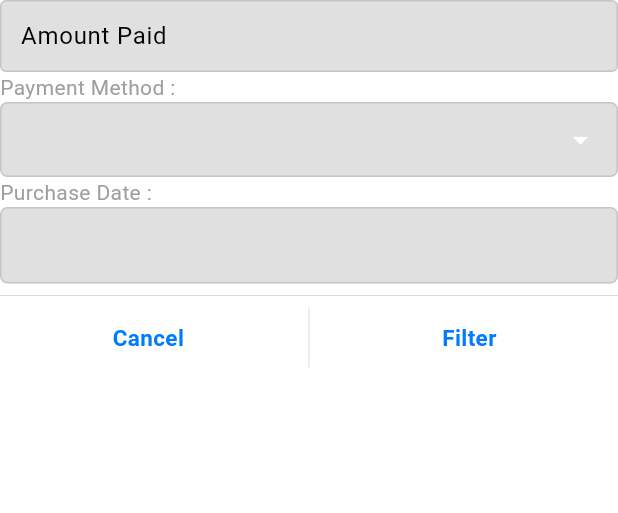
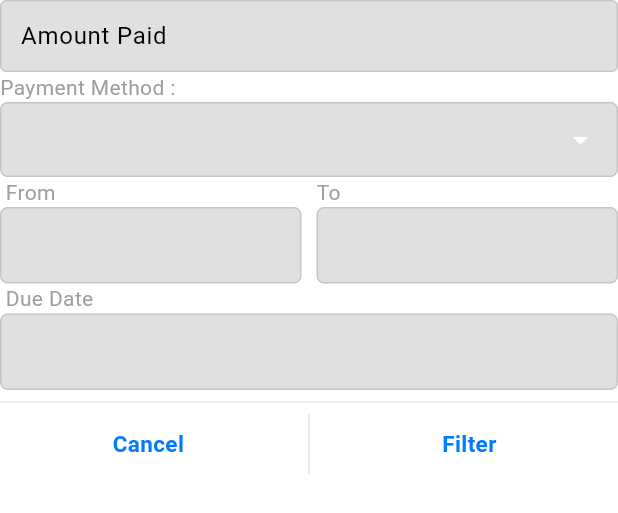
Before and after one commit to Lamintan5/TallyApp, a Flutter app: the DialogFilterPurchases widget shown alone on an empty page, opened directly with empty values, on a phone screen of 412 x 824 dp. Shown: the top 513 px of the screen. Run offline on Flutter 3.47's test engine with Material 3 defaults, Android fonts, the phone set to English and light mode, and no system bars; our stand-ins replace animated_toggle_switch, audioplayers, badges, cached_network_image, camera, carousel_slider and 25 more; missing offline and left inert: encrypt, mobile_scanner, onesignal_flutter, qr_scanner_overlay; accounts and stored records are empty; network calls fail.

Commit message:
filter from to

```diff
--- a/lib/Widget/dialogs/filters/dialog_filter_purchases.dart
+++ b/lib/Widget/dialogs/filters/dialog_filter_purchases.dart
@@ -35,12 +35,14 @@ class _DialogFilterPurchasesState extends State<DialogFilterPurchases> {
 
   String? type;
   String purchaserUid = "";
-  String pDate = "";
+  String fDate = "";
+  String tDate = "";
   String dDate = "";
   String pTime = "";
 
   DateTime _dateTime = DateTime.now();
-  DateTime _purchaseDate = DateTime.now();
+  DateTime _fromDate = DateTime.now();
+  DateTime _toDate = DateTime.now();
 
   _getData(){
     _user = myUsers.map((jsonString) => UserModel.fromJson(json.decode(jsonString))).toList();
@@ -70,8 +72,8 @@ class _DialogFilterPurchasesState extends State<DialogFilterPurchases> {
         ? Colors.white
         : Colors.black;
 
-    final hours = _purchaseDate.hour.toString().padLeft(2, '0');
-    final minutes = _purchaseDate.minute.toString().padLeft(2, '0');
+    final hours = _fromDate.hour.toString().padLeft(2, '0');
+    final minutes = _fromDate.minute.toString().padLeft(2, '0');
     return Form(
       key: formKey,
       autovalidateMode: AutovalidateMode.onUserInteraction,
@@ -121,12 +123,11 @@ class _DialogFilterPurchasesState extends State<DialogFilterPurchases> {
               Expanded(
                 child: Column(
                   crossAxisAlignment: CrossAxisAlignment.start,
-                  mainAxisSize: MainAxisSize.min,
                   children: [
-                    Text("Purchase Date :", style: TextStyle(color: secondaryColor),),
+                    Text(" From", style: TextStyle(color: secondaryColor),),
                     InkWell(
                       onTap: (){
-                        _showSaleDatePicker();
+                        _showFromDatePicker();
                       },
                       child: Container(
                         width: double.infinity,
@@ -139,90 +140,64 @@ class _DialogFilterPurchasesState extends State<DialogFilterPurchases> {
                                 color: color1
                             )
                         ),
-                        child: Text(pDate==""?"":DateFormat.yMMMd().format(DateTime.parse(pDate)), style: TextStyle(fontSize: 13),),
+                        child: Text(fDate==""?"":DateFormat.yMMMd().format(DateTime.parse(fDate)), style: TextStyle( fontSize: 13),),
                       ),
                     ),
                   ],
                 ),
               ),
-              // SizedBox(width: 10,),
-              // Expanded(
-              //     crossAxisAlignment: CrossAxisAlignment.start,
-              //     mainAxisSize: MainAxisSize.min,
-              //     children: [
-              //       Text("Time :", style: TextStyle(color: secondaryColor),),
-              //       InkWell(
-              //         onTap: ()async{
-              //   child: Column(
-              //           final time =await pickTime();
-              //           if(time==null){
-              //             return;
-              //           } else {
-              //             final newDateTime = DateTime(
-              //                 _purchaseDate.year,
-              //                 _purchaseDate.month,
-              //                 _purchaseDate.day,
-              //                 time.hour,
-              //                 time.minute
-              //             );
-              //             setState(() {
-              //               _purchaseDate = newDateTime;
-              //               pTime = '${newDateTime.hour.toString().padLeft(2, '0')}:${newDateTime.minute.toString().padLeft(2, '0')}';
-              //             });
-              //           }
-              //         },
-              //         child: Container(
-              //           width: double.infinity,
-              //           padding: EdgeInsets.symmetric(horizontal: 12, vertical: 15),
-              //           decoration: BoxDecoration(
-              //               color: color1,
-              //               borderRadius: BorderRadius.circular(5),
-              //               border: Border.all(
-              //                   width: 1,
-              //                   color: color1
-              //               )
-              //           ),
-              //           child: Text(pTime, style: TextStyle(fontSize: 13),),
-              //         ),
-              //       ),
-              //     ],
-              //   ),
-              // ),
-              SizedBox(width: widget.from == "PAYABLE"?10:0,),
-              widget.from == "PAYABLE"?Expanded(
+              SizedBox(width: 10,),
+              Expanded(
                 child: Column(
                   crossAxisAlignment: CrossAxisAlignment.start,
-                  mainAxisSize: MainAxisSize.min,
                   children: [
-                      Text('Due Date', style: TextStyle(color: secondaryColor),),
-                     InkWell(
-                      onTap: _showDatePicker,
+                    Text("To", style: TextStyle(color: secondaryColor),),
+                    InkWell(
+                      onTap: (){
+                        _showToDatePicker();
+                      },
                       child: Container(
-                        padding: EdgeInsets.symmetric(vertical: 12, horizontal: 10),
+                        width: double.infinity,
+                        padding: EdgeInsets.symmetric(horizontal: 12, vertical: 15),
                         decoration: BoxDecoration(
                             color: color1,
                             borderRadius: BorderRadius.circular(5),
                             border: Border.all(
-                                color: color1,
-                                width: 1
+                                width: 1,
+                                color: color1
                             )
                         ),
-                        child: Row(
-                          children: [
-                            Expanded(
-                                child: Text(
-                                    dDate==""?"":DateFormat.yMMMd().format(DateTime.parse(dDate))
-                                )
-                            ),
-                            LineIcon.calendar(),
-
-                          ],
-                        ),
+                        child: Text(tDate==""?"":DateFormat.yMMMd().format(DateTime.parse(tDate)), style: TextStyle( fontSize: 13),),
                       ),
-                    ) ,
+                    ),
                   ],
                 ),
-              ): SizedBox()
+              ),
+            ],
+          ),
+          widget.from=="PURCHASE"? SizedBox() : SizedBox(width: 5,),
+          widget.from=="PURCHASE"? SizedBox() : Column(
+            crossAxisAlignment: CrossAxisAlignment.start,
+            children: [
+              Text(" Due Date", style: TextStyle(color: secondaryColor),),
+              InkWell(
+                onTap: (){
+                  _showDueDatePicker();
+                },
+                child: Container(
+                  width: double.infinity,
+                  padding: EdgeInsets.symmetric(horizontal: 12, vertical: 15),
+                  decoration: BoxDecoration(
+                      color: color1,
+                      borderRadius: BorderRadius.circular(5),
+                      border: Border.all(
+                          width: 1,
+                          color: color1
+                      )
+                  ),
+                  child: Text(dDate==""?"":DateFormat.yMMMd().format(DateTime.parse(dDate)), style: TextStyle( fontSize: 13),),
+                ),
+              ),
             ],
           ),
           _user.isEmpty ? SizedBox() :  Text('Purchaser :', style: TextStyle(color: secondaryColor),),
@@ -264,7 +239,8 @@ class _DialogFilterPurchasesState extends State<DialogFilterPurchases> {
               widget.filter(
                   _bprice.text.toString()==""?0.0:double.parse(_bprice.text.toString()),
                   type==null?"":type,
-                  pDate,
+                  fDate,
+                  tDate,
                   dDate,
                   purchaserUid
               );
@@ -277,12 +253,12 @@ class _DialogFilterPurchasesState extends State<DialogFilterPurchases> {
   }
   Future<TimeOfDay?> pickTime() => showTimePicker(
     context: context,
-    initialTime: TimeOfDay(hour: _purchaseDate.hour, minute: _purchaseDate.minute),
+    initialTime: TimeOfDay(hour: _fromDate.hour, minute: _fromDate.minute),
   );
-  void _showDatePicker(){
+  void _showDueDatePicker(){
     showDatePicker(
       context: context,
-      initialDate: _dateTime.isBefore(justToday)? DateTime.now() :  _dateTime,
+      initialDate: _fromDate,
       firstDate: DateTime(2000),
       lastDate: DateTime(2100),
     ).then((value) {
@@ -292,16 +268,33 @@ class _DialogFilterPurchasesState extends State<DialogFilterPurchases> {
       });
     });
   }
-  void _showSaleDatePicker(){
+  void _showFromDatePicker(){
     showDatePicker(
       context: context,
-      initialDate: _purchaseDate,
+      initialDate: _fromDate,
       firstDate: DateTime(2000),
       lastDate: DateTime.now(),
     ).then((value) {
       setState(() {
-        _purchaseDate = value!;
-        pDate = _purchaseDate.toString();
+        _fromDate = value!;
+        fDate = _fromDate.toString();
+        if(tDate.isEmpty){
+          tDate = fDate;
+          _toDate = value;
+        }
+      });
+    });
+  }
+  void _showToDatePicker(){
+    showDatePicker(
+      context: context,
+      initialDate: _toDate,
+      firstDate: DateTime(2000),
+      lastDate: DateTime.now(),
+    ).then((value) {
+      setState(() {
+        _toDate = value!;
+        tDate = _toDate.toString();
       });
     });
   }
```
Also changed, not shown: lib/Widget/dialogs/filters/dialog_filter_sales.dart (+141 -23 lines), lib/views/products_tabs/payables_tab.dart (+13 -8 lines), lib/views/products_tabs/purchases_tabs.dart (+12 -10 lines), lib/views/sales_tab/receivables.dart (+10 -8 lines), lib/views/sales_tab/sales_overview.dart (+20 -16 lines).
